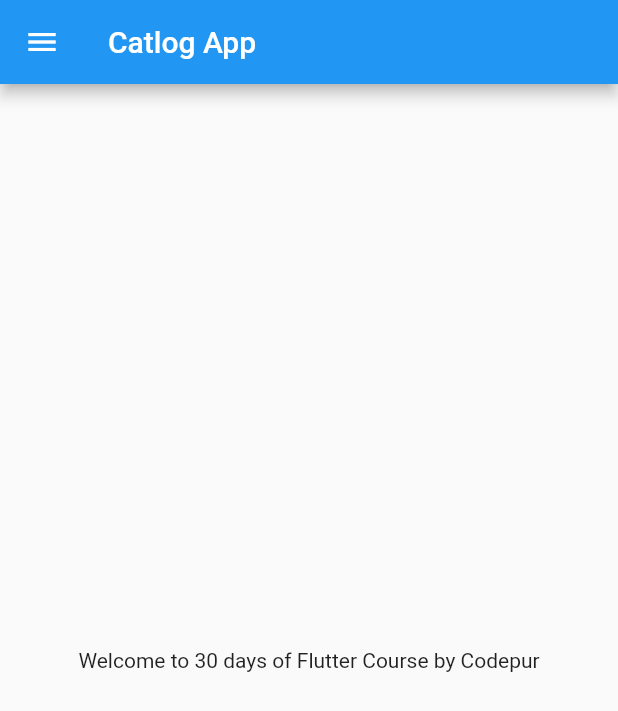
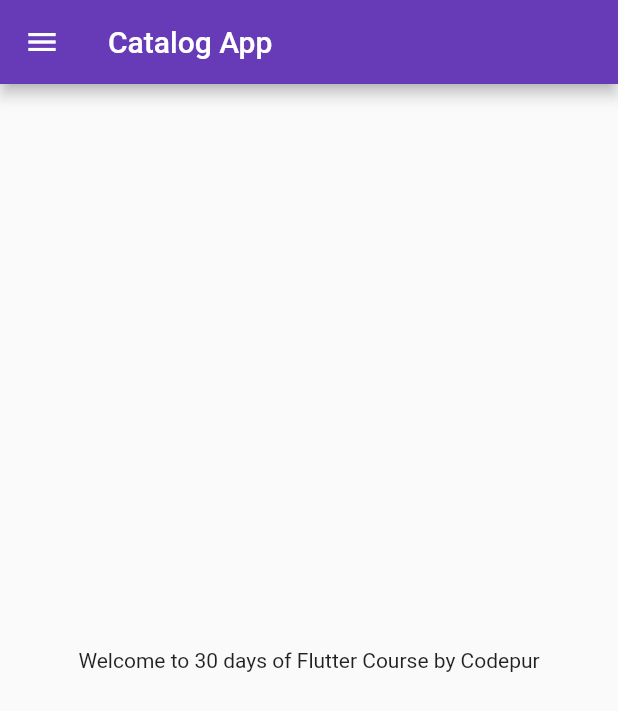
Before and after one commit to amitmahajan09/30DaysOfFlutter, a Flutter app: the screen it shows after launch, on a phone screen of 412 x 824 dp. Shown: the top 711 px of the screen. Run offline on Flutter 3.47's test engine with Material 2 defaults, Android fonts, the phone set to English and light mode, and no system bars.

Commit message:
Day3 completed

```diff
--- a/lib/main.dart
+++ b/lib/main.dart
@@ -1,5 +1,6 @@
 import 'package:flutter/material.dart';
-import 'package:flutter_complete_guide/home_page.dart';
+import 'package:flutter_complete_guide/pages/home_page.dart';
+import 'package:flutter_complete_guide/pages/login_page.dart';
 
 void main() {
   runApp(MyApp());
@@ -8,6 +9,16 @@ void main() {
 class MyApp extends StatelessWidget {
   @override
   Widget build(BuildContext context) {
-    return MaterialApp(home: HomePage());
+    return MaterialApp(
+      themeMode: ThemeMode.light,
+      theme: ThemeData(primarySwatch: Colors.deepPurple),
+      darkTheme: ThemeData(brightness: Brightness.dark),
+      initialRoute: "/home",
+      routes: {
+        "/": (context) => LoginPage(),
+        "/home": (context) => HomePage(),
+        "/login": (context) => LoginPage()
+      },
+    );
   }
 }
--- a/lib/home_page.dart
+++ b/lib/pages/home_page.dart
@@ -7,7 +7,7 @@ class HomePage extends StatelessWidget {
   Widget build(BuildContext context) {
     return Scaffold(
       appBar: AppBar(
-        title: Text("Catlog App"),
+        title: Text("Catalog App"),
       ),
       body: Center(
         child: Container(
```
Also changed, not shown: lib/pages/login_page.dart (added, +19 -0 lines).
